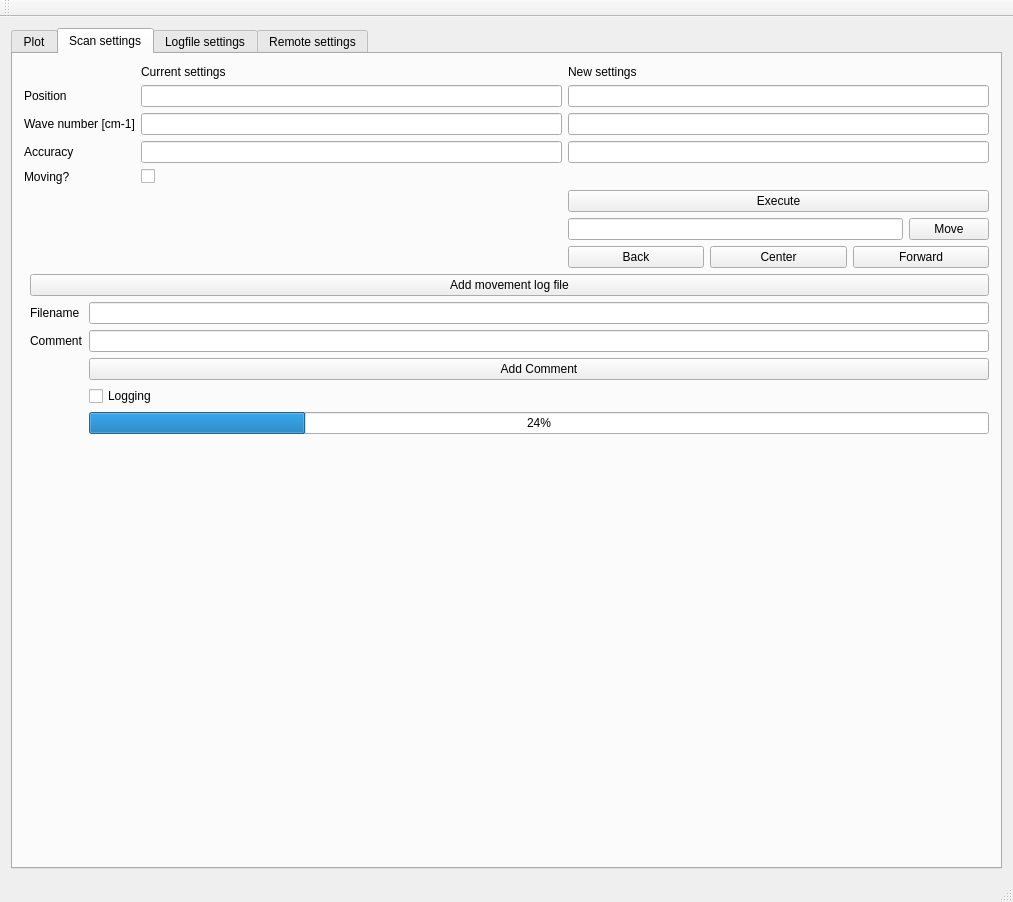
anates/Spectro, file mainwindow.ui: the form before one commit.
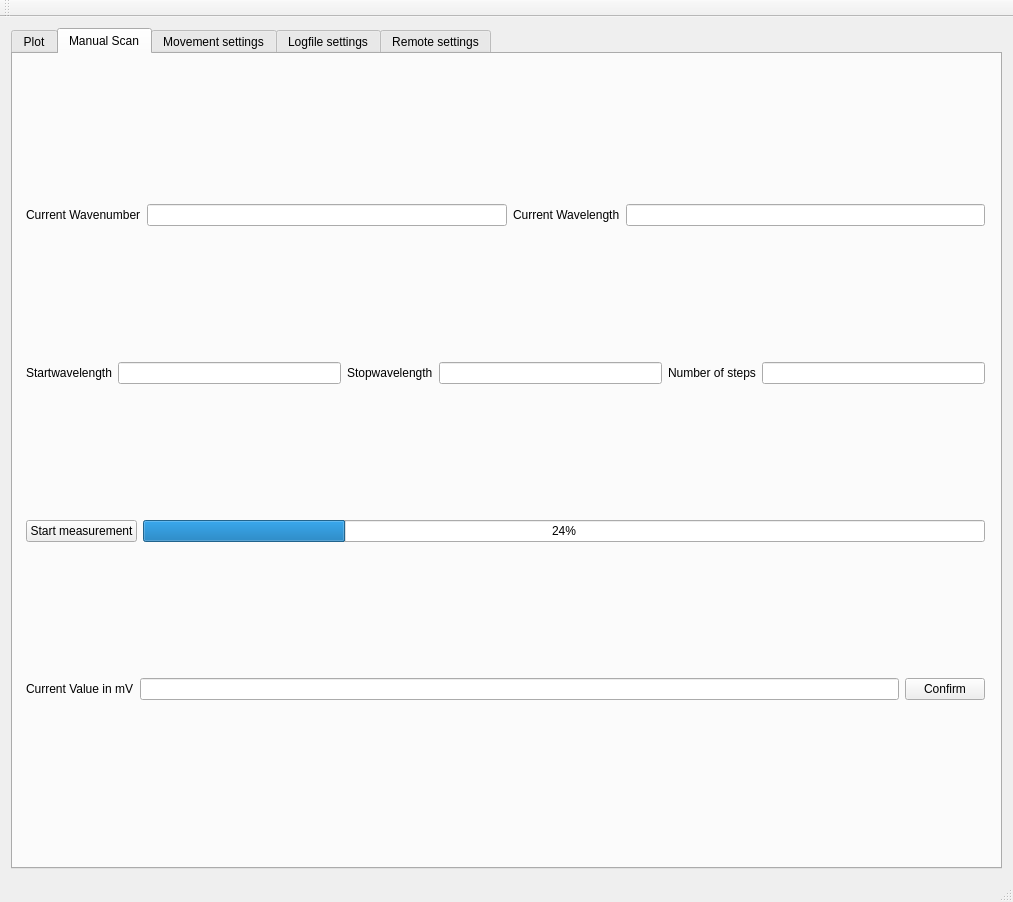
The form after the commit. The open tabs and pages were chosen to show the change. Custom widgets are drawn as their Qt base class.

Commit message: Enabled manual scan mode (untested), enabled direct WN/Pos/WL-control

Patch:
```diff
--- a/mainwindow.ui
+++ b/mainwindow.ui
@@ -356,9 +356,123 @@
         </item>
        </layout>
       </widget>
+      <widget class="QWidget" name="manualScan">
+       <attribute name="title">
+        <string>Manual Scan</string>
+       </attribute>
+       <widget class="QWidget" name="verticalLayoutWidget">
+        <property name="geometry">
+         <rect>
+          <x>2</x>
+          <y>9</y>
+          <width>981</width>
+          <height>781</height>
+         </rect>
+        </property>
+        <layout class="QVBoxLayout" name="verticalLayout_2">
+         <item>
+          <layout class="QHBoxLayout" name="horizontalLayout_6">
+           <item>
+            <widget class="QLabel" name="label_4">
+             <property name="text">
+              <string>Current Wavenumber</string>
+             </property>
+            </widget>
+           </item>
+           <item>
+            <widget class="QLineEdit" name="manual_currWaveNum"/>
+           </item>
+           <item>
+            <widget class="QLabel" name="label_18">
+             <property name="text">
+              <string>Current Wavelength</string>
+             </property>
+            </widget>
+           </item>
+           <item>
+            <widget class="QLineEdit" name="manual_currWaveLength"/>
+           </item>
+          </layout>
+         </item>
+         <item>
+          <layout class="QHBoxLayout" name="horizontalLayout_7">
+           <item>
+            <widget class="QLabel" name="label_20">
+             <property name="text">
+              <string>Startwavelength</string>
+             </property>
+            </widget>
+           </item>
+           <item>
+            <widget class="QLineEdit" name="manual_StartWL"/>
+           </item>
+           <item>
+            <widget class="QLabel" name="label_21">
+             <property name="text">
+              <string>Stopwavelength</string>
+             </property>
+            </widget>
+           </item>
+           <item>
+            <widget class="QLineEdit" name="manual_StopWL"/>
+           </item>
+           <item>
+            <widget class="QLabel" name="label_19">
+             <property name="text">
+              <string>Number of steps</string>
+             </property>
+            </widget>
+           </item>
+           <item>
+            <widget class="QLineEdit" name="manual_Steps"/>
+           </item>
+          </layout>
+         </item>
+         <item>
+          <layout class="QHBoxLayout" name="horizontalLayout_8">
+           <item>
+            <widget class="QPushButton" name="manual_StartMeasurement">
+             <property name="text">
+              <string>Start measurement</string>
+             </property>
+            </widget>
+           </item>
+           <item>
+            <widget class="QProgressBar" name="manual_ProgressBar">
+             <property name="value">
+              <number>24</number>
+             </property>
+            </widget>
+           </item>
+          </layout>
+         </item>
+         <item>
+          <layout class="QHBoxLayout" name="horizontalLayout_9">
+           <item>
+            <widget class="QLabel" name="label_22">
+             <property name="text">
+              <string>Current Value in mV</string>
+             </property>
+            </widget>
+           </item>
+           <item>
+            <widget class="QLineEdit" name="manual_currentValue"/>
+           </item>
+           <item>
+            <widget class="QPushButton" name="manual_confirmValue">
+             <property name="text">
+              <string>Confirm</string>
+             </property>
+            </widget>
+           </item>
+          </layout>
+         </item>
+        </layout>
+       </widget>
+      </widget>
       <widget class="QWidget" name="scanTab">
        <attribute name="title">
-        <string>Scan settings</string>
+        <string>Movement settings</string>
        </attribute>
        <layout class="QFormLayout" name="formLayout">
         <property name="fieldGrowthPolicy">
@@ -435,7 +549,7 @@
           <item row="3" column="0">
            <widget class="QLabel" name="label_9">
             <property name="text">
-             <string>Accuracy</string>
+             <string>Wavelength</string>
             </property>
            </widget>
           </item>
```
Left out of the diff: 6 changed lines with no effect on the pictures. The commit also changes 6 other files.
